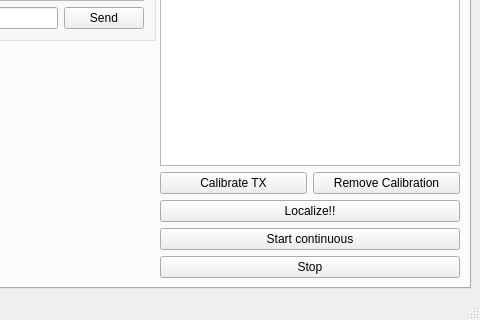
Old version of the form gui/main_window.ui in the repository rwth-ti/gr-localization; both pictures show x 535 to 1015 and y 439 to 759 of the 1015 by 759 pixel window.
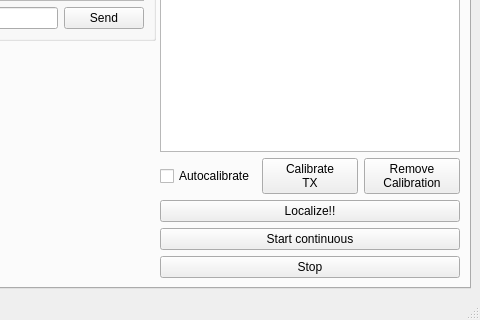
New version of the form. Custom widgets are drawn as their Qt base class.

Commit message: add auto calibration option in gui and bugfix

```diff
--- a/gui/main_window.ui
+++ b/gui/main_window.ui
@@ -135,17 +135,50 @@
             </item>
             <item>
              <layout class="QHBoxLayout" name="horizontalLayout_5">
+              <item>
+               <widget class="QCheckBox" name="checkBoxAutocalibrate">
+                <property name="sizePolicy">
+                 <sizepolicy hsizetype="Minimum" vsizetype="Fixed">
+                  <horstretch>0</horstretch>
+                  <verstretch>0</verstretch>
+                 </sizepolicy>
+                </property>
+                <property name="minimumSize">
+                 <size>
+                  <width>0</width>
+                  <height>0</height>
+                 </size>
+                </property>
+                <property name="text">
+                 <string>Autocalibrate</string>
+                </property>
+               </widget>
+              </item>
               <item>
                <widget class="QPushButton" name="pushButtonSetCalibration">
+                <property name="sizePolicy">
+                 <sizepolicy hsizetype="Minimum" vsizetype="Fixed">
+                  <horstretch>0</horstretch>
+                  <verstretch>0</verstretch>
+                 </sizepolicy>
+                </property>
+                <property name="baseSize">
+                 <size>
+                  <width>0</width>
+                  <height>0</height>
+                 </size>
+                </property>
                 <property name="text">
-                 <string>Calibrate TX</string>
+                 <string>Calibrate
+TX</string>
                 </property>
                </widget>
               </item>
               <item>
                <widget class="QPushButton" name="pushButtonRemoveCalibration">
                 <property name="text">
-                 <string>Remove Calibration</string>
+                 <string>Remove
+Calibration</string>
                 </property>
                </widget>
               </item>
```
The commit also changes 4 other files.
